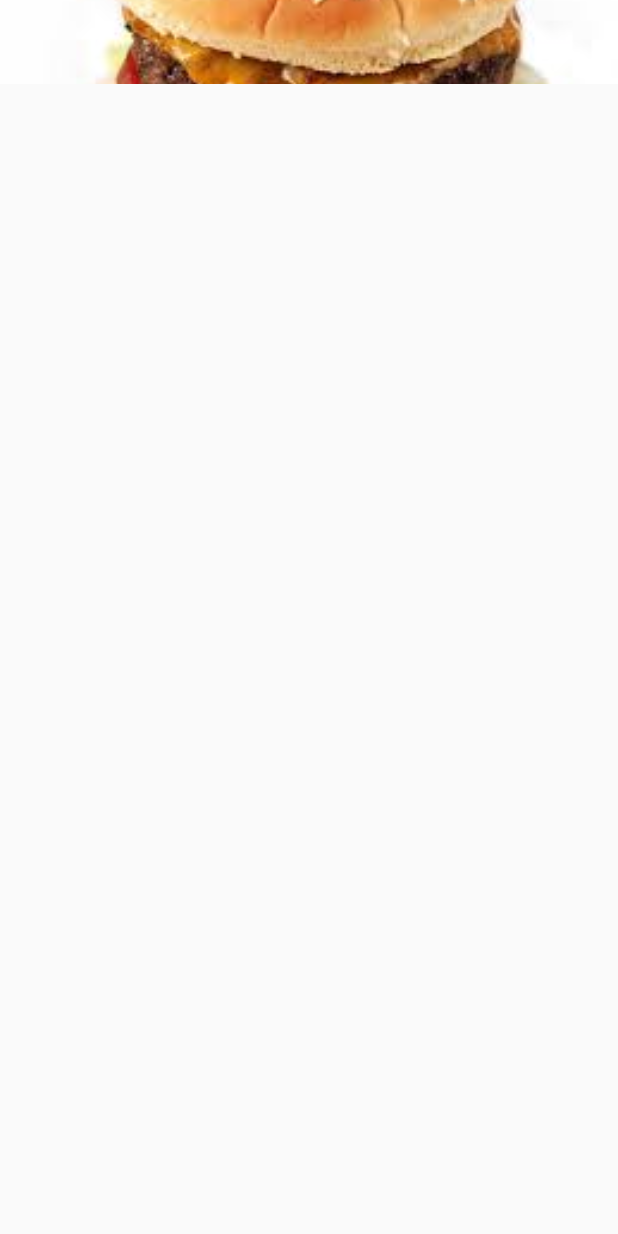
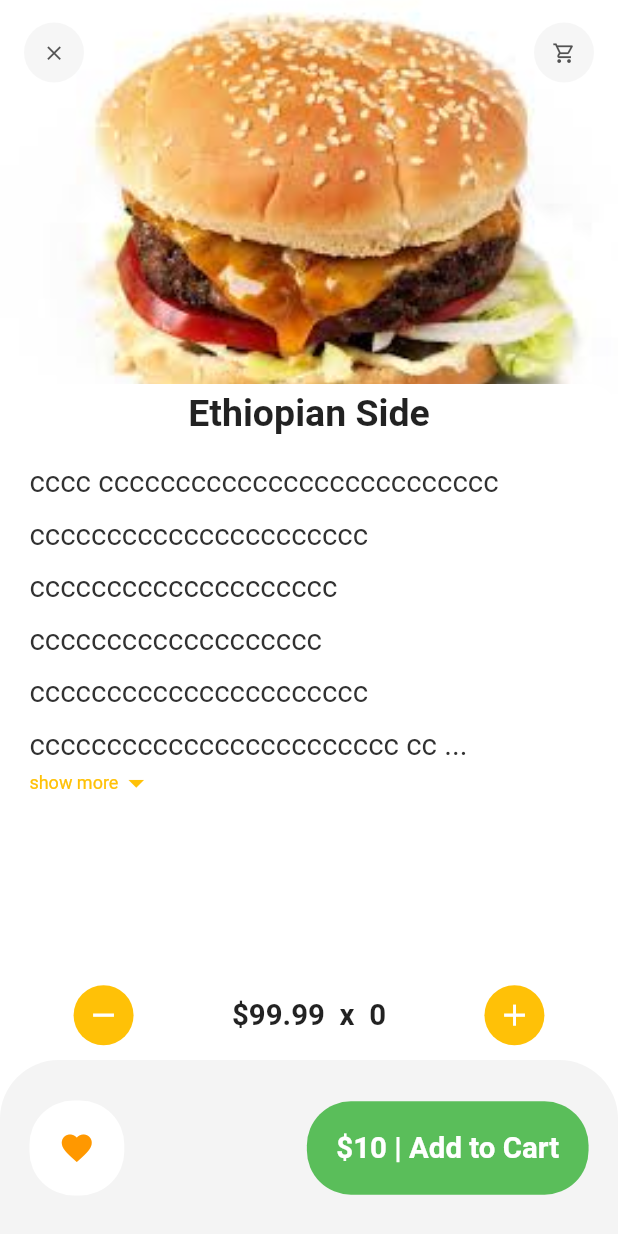
Before and after one commit to BisratGirma/gursha_mobile, a Flutter app: the screen it shows after launch, on a phone screen of 412 x 824 dp. Run offline on Flutter 3.47's test engine with Material 2 defaults, Android fonts, the phone set to English and light mode, and no system bars; our stand-ins replace dots_indicator, get.

Commit message:
recommended page setted up

```diff
--- a/lib/screens/foods/popular_food_detail.dart
+++ b/lib/screens/foods/popular_food_detail.dart
@@ -61,9 +61,13 @@ class PopularFoodDetail extends StatelessWidget {
                       SizedBox(
                         height: Dimensions.height20,
                       ),
-                      const ExpandableText(
-                          text:
-                              'Yetsom Beyaynetu is an Ethiopian combination platter composed of vegan curries and veggies. We love the variety this type of dinner offers. Our version features a rich red lentil stew, tender collard greens simmered with tomatoes and warming berbere spice blend, and a spicy fresh tomato salad with chiles.')
+                      const Expanded(
+                        child: SingleChildScrollView(
+                          child: ExpandableText(
+                              text:
+                                  'Yetsom Beyaynetu is an Ethiopian combination platter composed of vegan curries and veggies. We love the variety this type of dinner offers. Our version features a rich red lentil stew, tender collard greens simmered with tomatoes and warming berbere spice blend, and a spicy fresh tomato salad with chiles.'),
+                        ),
+                      )
                     ],
                   )))
         ]),
--- a/lib/screens/foods/recommended_food_detail.dart
+++ b/lib/screens/foods/recommended_food_detail.dart
@@ -1,4 +1,10 @@
 import 'package:flutter/material.dart';
+import 'package:gursha/util/colors.dart';
+import 'package:gursha/util/dimensions.dart';
+import 'package:gursha/widgets/app_icon.dart';
+import 'package:gursha/widgets/expandable_text.dart';
+import 'package:gursha/widgets/heading.dart';
+import 'package:gursha/widgets/small_heading.dart';
 
 class RecommendedFoodDetail extends StatelessWidget {
   const RecommendedFoodDetail({Key? key}) : super(key: key);
@@ -6,9 +12,36 @@ class RecommendedFoodDetail extends StatelessWidget {
   @override
   Widget build(BuildContext context) {
     return Scaffold(
+      backgroundColor: Colors.white,
       body: CustomScrollView(
         slivers: [
           SliverAppBar(
+            toolbarHeight: 70,
+            title: Row(
+                mainAxisAlignment: MainAxisAlignment.spaceBetween,
+                children: const [
+                  AppIcon(icon: Icons.clear),
+                  AppIcon(icon: Icons.shopping_cart_outlined)
+                ]),
+            bottom: PreferredSize(
+              preferredSize: const Size.fromHeight(20),
+              child: Container(
+                decoration: BoxDecoration(
+                  color: Colors.white,
+                  borderRadius: BorderRadius.only(
+                      topLeft: Radius.circular(Dimensions.radius20),
+                      topRight: Radius.circular(Dimensions.radius20)),
+                ),
+                width: double.maxFinite,
+                padding: const EdgeInsets.only(top: 5, bottom: 10),
+                child: Center(
+                    child: HeadingText(
+                        text: 'Ethiopian Side', size: Dimensions.font27)),
+              ),
+            ),
+            pinned: true,
+            backgroundColor: AppColors.mainColor,
+            expandedHeight: 300,
             flexibleSpace: FlexibleSpaceBar(
               background: Image.asset(
                 'assets/images/burger.jpeg',
@@ -16,7 +49,83 @@ class RecommendedFoodDetail extends StatelessWidget {
                 fit: BoxFit.cover,
               ),
             ),
+          ),
+          SliverToBoxAdapter(
+            child: Column(
+              children: [
+                Container(
+                  margin: EdgeInsets.only(
+                      left: Dimensions.width24, right: Dimensions.width24),
+                  child: ExpandableText(
+                      size: Dimensions.font20,
+                      text:
+                          'cccc cccccccccccccccccccccccccc cccccccccccccccccccccc cccccccccccccccccccc ccccccccccccccccccc cccccccccccccccccccccc cccccccccccccccccccccccc ccccccccccccccccccccccc cccccccccccccccccccccccc ccccccccccccccccccccccccc ccccccccccccccccccccc ccccccccccccccccccccc cccccccccccccccccccccc cccccccccccccccccccccc cccccccccccccccccc cccccccccccccccccccccc cccccccccccccccccccccccccc ccccccccccccccccccc cccccccccccccccccccccccccccccc cccccccccccccccccccccccc ccccccccccccccccccccccccccc ccccccccccccccccccccccccc cccccccccccccccccccccccccc ccccccccccccccccccccccccccccccccc ccccccccccccccccccccccccccccc cccccccccccccccccccccccc cccccccccccccccccccccccccc cccccccccccccccccccccccccc cccccccccccccccccccccccccc cccccccccccccccccccccccccccccccc Yetsom Beyaynetu is an Ethiopian is an Ethiopianis an Ethiopian is an Ethiopian is an Ethiopian is an Ethiopian is an Ethiopian is an Ethiopian is an Ethiopian is an Ethiopian is an Ethiopian is an Ethiopian is an Ethiopian is an Ethiopian combination platter composed of vegan curries and veggies. We love the variety this type of dinner offers. Our version features a rich red lentil stew, tender collard greens simmered with tomatoes and warming berbere spice blend, and a spicy fresh tomato salad with chiles.'),
+                ),
+              ],
+            ),
           )
+        ],
+      ),
+      bottomNavigationBar: Column(
+        mainAxisSize: MainAxisSize.min,
+        children: [
+          Container(
+            padding: EdgeInsets.only(
+                left: Dimensions.width24 * 2.5,
+                right: Dimensions.width24 * 2.5,
+                top: Dimensions.height10,
+                bottom: Dimensions.height10),
+            child: Row(
+              mainAxisAlignment: MainAxisAlignment.spaceBetween,
+              children: [
+                AppIcon(
+                    iconSize: Dimensions.iconSize24,
+                    iconColor: Colors.white,
+                    backgroundColor: AppColors.mainColor,
+                    icon: Icons.remove),
+                HeadingText(text: '\$99.99  ${'x'}  ${0}'),
+                AppIcon(
+                    iconSize: Dimensions.iconSize24,
+                    iconColor: Colors.white,
+                    backgroundColor: AppColors.mainColor,
+                    icon: Icons.add)
+              ],
+            ),
+          ),
+          Container(
+              height: Dimensions.navbarHeight,
+              padding: EdgeInsets.all(
+                Dimensions.height20,
+              ),
+              decoration: BoxDecoration(
+                  color: AppColors.backgroundColors,
+                  borderRadius: BorderRadius.only(
+                      topLeft: Radius.circular(Dimensions.radius20 * 2),
+                      topRight: Radius.circular(Dimensions.radius20 * 2))),
+              child: Row(
+                mainAxisAlignment: MainAxisAlignment.spaceBetween,
+                children: [
+                  Container(
+                    padding: EdgeInsets.all(Dimensions.height20),
+                    decoration: BoxDecoration(
+                        borderRadius:
+                            BorderRadius.circular(Dimensions.radius30),
+                        color: Colors.white),
+                    child: Icon(Icons.favorite, color: Colors.orange),
+                  ),
+                  Container(
+                    padding: EdgeInsets.all(Dimensions.height20),
+                    decoration: BoxDecoration(
+                        borderRadius:
+                            BorderRadius.circular(Dimensions.radius30),
+                        color: AppColors.passColor),
+                    child: HeadingText(
+                      text: '\$10 | Add to Cart',
+                      color: Colors.white,
+                    ),
+                  )
+                ],
+              ))
         ],
       ),
     );
--- a/lib/widgets/app_icon.dart
+++ b/lib/widgets/app_icon.dart
@@ -1,19 +1,19 @@
 import 'package:flutter/cupertino.dart';
-import 'package:flutter/src/foundation/key.dart';
-import 'package:flutter/src/widgets/framework.dart';
 import 'package:gursha/util/dimensions.dart';
 
 class AppIcon extends StatelessWidget {
   final IconData icon;
   final Color backgroundColor;
   final Color iconColor;
+  final double iconSize;
   final double size;
   const AppIcon(
       {Key? key,
       required this.icon,
       this.backgroundColor = const Color.fromARGB(146, 240, 240, 240),
       this.iconColor = const Color.fromARGB(226, 61, 61, 61),
-      this.size = 42})
+      this.size = 40,
+      this.iconSize = 0})
       : super(key: key);
 
   @override
@@ -27,7 +27,7 @@ class AppIcon extends StatelessWidget {
       child: Icon(
         icon,
         color: iconColor,
-        size: Dimensions.iconSize16,
+        size: iconSize == 0 ? Dimensions.iconSize16 : iconSize,
       ),
     );
   }
--- a/lib/widgets/expandable_text.dart
+++ b/lib/widgets/expandable_text.dart
@@ -5,7 +5,9 @@ import 'package:gursha/widgets/small_heading.dart';
 
 class ExpandableText extends StatefulWidget {
   final String text;
-  const ExpandableText({Key? key, required this.text}) : super(key: key);
+  final double size;
+  const ExpandableText({Key? key, required this.text, this.size = 0})
+      : super(key: key);
 
   @override
   State<ExpandableText> createState() => _ExpandableTextState();
@@ -32,9 +34,7 @@ class _ExpandableTextState extends State<ExpandableText> {
 
   @override
   Widget build(BuildContext context) {
-    return Expanded(
-      child: SingleChildScrollView(
-        child: Container(
+    return Container(
       child: secondPart.isEmpty
           ? SmallHeadingText(
               text: firstPart,
@@ -43,7 +43,7 @@ class _ExpandableTextState extends State<ExpandableText> {
               children: [
                 SmallHeadingText(
                     overflow: TextOverflow.visible,
-                        size: Dimensions.font15,
+                    size: widget.size == 0 ? Dimensions.font15 : widget.size,
                     color: AppColors.paraColor,
                     height: 1.8,
                     text: hiddenText
@@ -59,17 +59,13 @@ class _ExpandableTextState extends State<ExpandableText> {
                       color: AppColors.mainColor,
                     ),
                     Icon(
-                          hiddenText
-                              ? Icons.arrow_drop_down
-                              : Icons.arrow_drop_up,
+                      hiddenText ? Icons.arrow_drop_down : Icons.arrow_drop_up,
                       color: AppColors.mainColor,
                     )
                   ]),
                 )
               ],
             ),
-        ),
-      ),
     );
   }
 }
```
Lines whose indentation alone changed are shown as unchanged.
